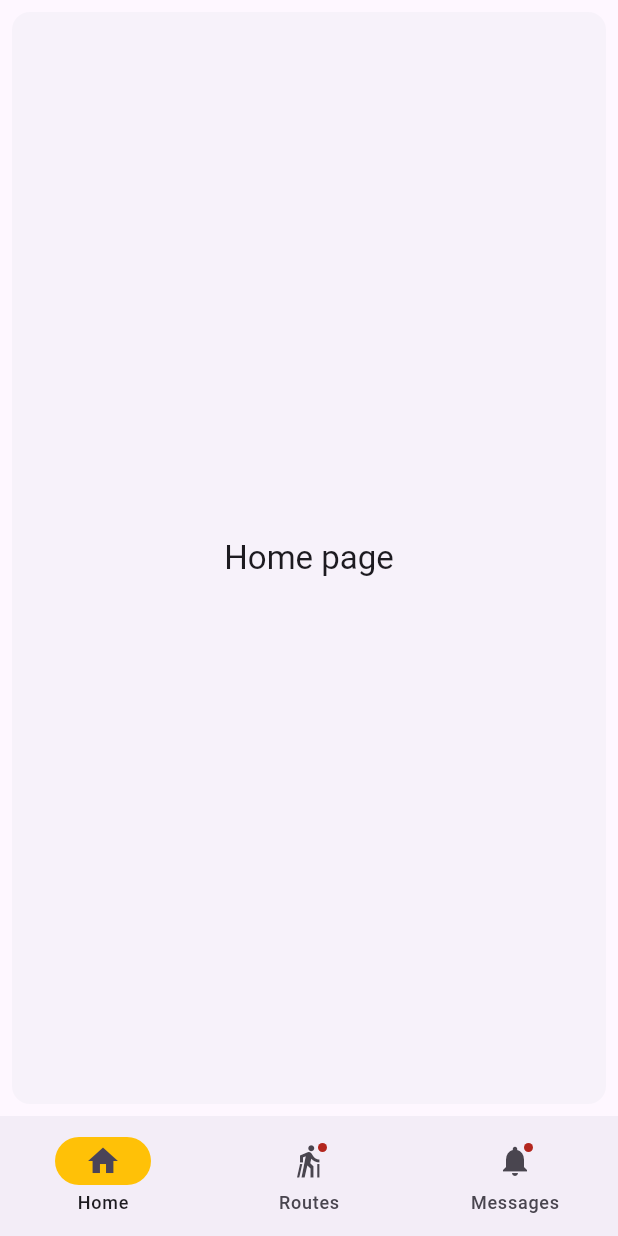
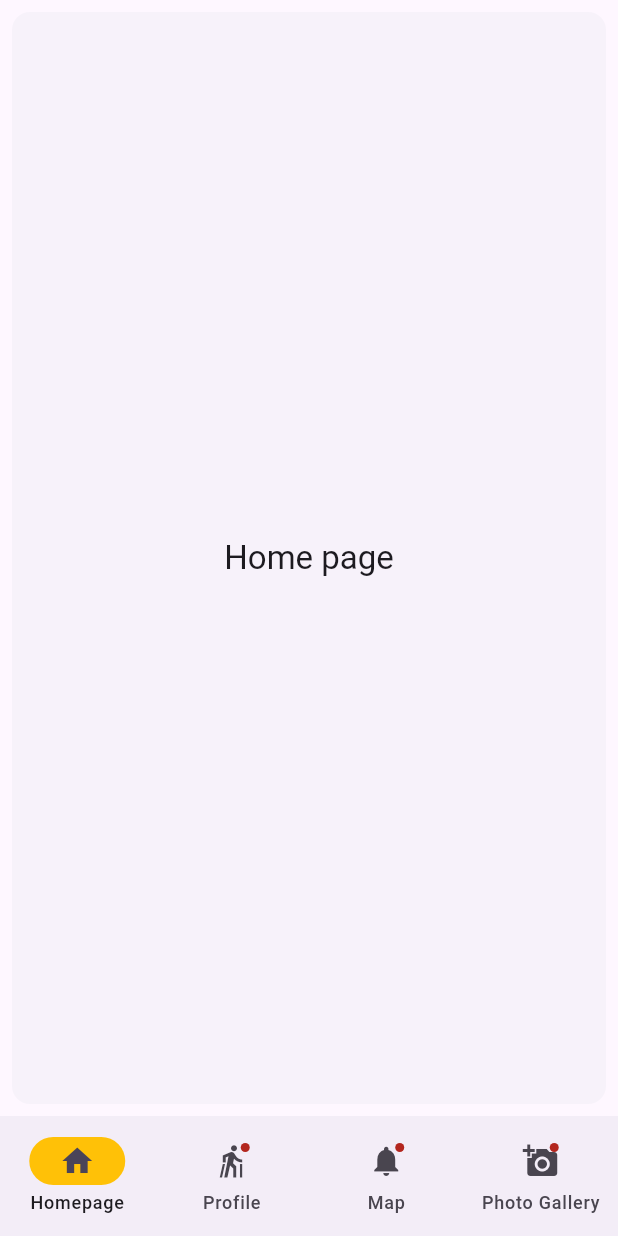
Before and after one commit to tnash321/hikatra2, a Flutter app: the screen it shows after launch, on a phone screen of 412 x 824 dp. Run offline on Flutter 3.47's test engine with Material 3 defaults, Android fonts, the phone set to English and light mode, and no system bars.

Commit message:
Added Fourth Navigation + Proposal Formatting
Signed-off-by: Tyler <tnash321@gmail.com>

```diff
--- a/lib/main.dart
+++ b/lib/main.dart
@@ -40,23 +40,28 @@ class _NavigationExampleState extends State<NavigationExample> {
           NavigationDestination(
             selectedIcon: Icon(Icons.home),
             icon: Icon(Icons.home_outlined),
-            label: 'Home',
+            label: 'Homepage',
           ),
           NavigationDestination(
             icon: Badge(child: Icon(Icons.nordic_walking)),
-            label: 'Routes',
+            label: 'Profile',
           ),
           NavigationDestination(
             icon: Badge(
               //label: Text('2'),
               child: Icon(Icons.notifications),
             ),
-            label: 'Messages',
+            label: 'Map',
+          ),
+           NavigationDestination(
+            icon: Badge(child: Icon(Icons.add_a_photo),
+            ),
+            label: 'Photo Gallery',
           ),
         ],
       ),
       body: <Widget>[
-        /// Home page
+        /// Homepage
         Card(
           shadowColor: Colors.transparent,
           margin: const EdgeInsets.all(8.0),
@@ -70,7 +75,23 @@ class _NavigationExampleState extends State<NavigationExample> {
           ),
         ),
 
-        /// Routes page
+
+        //profile page
+        Card(
+          shadowColor: Colors.transparent,
+          margin: const EdgeInsets.all(8.0),
+          child: SizedBox.expand(
+            child: Center(
+              child: Text(
+                'Profile page',
+                style: theme.textTheme.titleLarge,
+              ),
+            ),
+          ),
+        ),
+
+
+        /// Map page
         const Padding(
           padding: EdgeInsets.all(8.0),
           child: Column(
```
